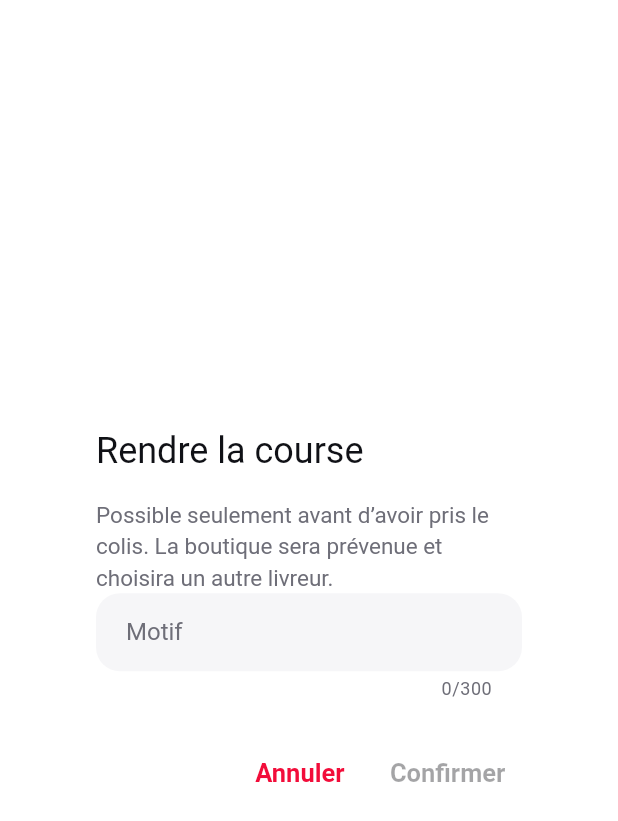
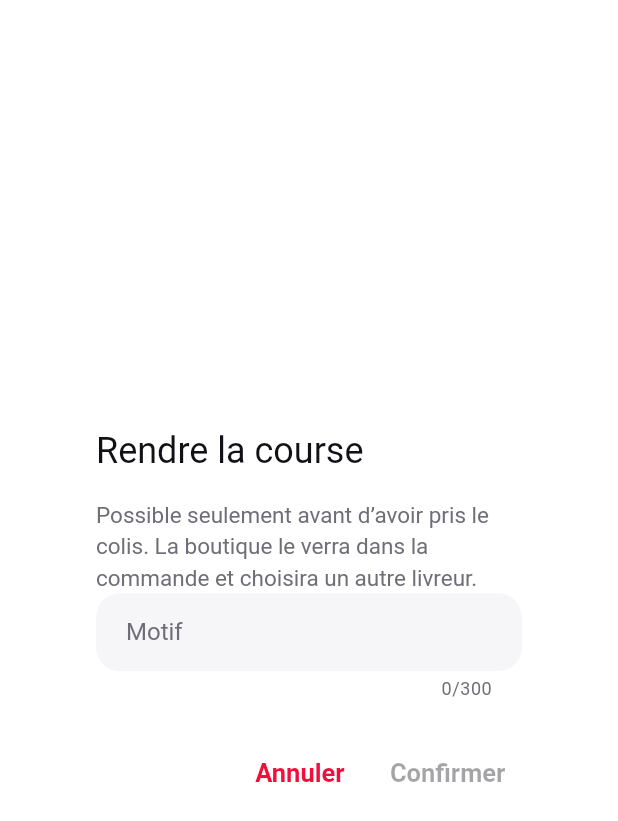
Before and after one commit to djannigraphi-prog/Bim, a Flutter app: the ReleaseDialog widget shown alone on an empty page, opened directly, on a phone screen of 412 x 824 dp. Shown: the top 821 px of the screen. Run offline on Flutter 3.47's test engine with Material 3 defaults, Android fonts, the phone set to English and light mode, and no system bars; our stand-ins replace dio, flutter_local_notifications, flutter_riverpod, flutter_secure_storage, flutter_svg, go_router and 2 more; accounts and stored records are empty; network calls fail.

Commit message:
Lot 7 : virgules finales exigées par l'analyse Flutter ; texte du désistement précisé
Co-Authored-By: Claude Opus 5.5 <noreply@anthropic.com>
Claude-Session: https://claude.ai/code/session_016WKuFxRDNC81FbMRt6sjMz

```diff
--- a/apps/mobile/lib/features/courier/presentation/courier_courses.dart
+++ b/apps/mobile/lib/features/courier/presentation/courier_courses.dart
@@ -244,7 +244,7 @@ class _CourseScreenState extends ConsumerState<CourseScreen> {
               const BimBackButton(),
               const SizedBox(height: BimSpacing.md),
               Text('Course rendue à la boutique. Elle va choisir un autre livreur.', key: const ValueKey('course-released'), style: theme.textTheme.titleMedium),
-            ]),
+            ],),
           ),
         ),
       );
@@ -358,9 +358,9 @@ class _ReleaseDialogState extends State<ReleaseDialog> {
     return AlertDialog(
       title: const Text('Rendre la course'),
       content: Column(mainAxisSize: MainAxisSize.min, crossAxisAlignment: CrossAxisAlignment.start, children: [
-        const Text('Possible seulement avant d’avoir pris le colis. La boutique sera prévenue et choisira un autre livreur.'),
+        const Text('Possible seulement avant d’avoir pris le colis. La boutique le verra dans la commande et choisira un autre livreur.'),
         TextField(key: const ValueKey('release-reason'), controller: _reason, maxLength: 300, decoration: const InputDecoration(labelText: 'Motif'), onChanged: (_) => setState(() {})),
-      ]),
+      ],),
       actions: [
         TextButton(onPressed: () => Navigator.pop(context), child: const Text('Annuler')),
         TextButton(key: const ValueKey('release-send'), onPressed: ok ? () => Navigator.pop(context, _reason.text.trim()) : null, child: const Text('Confirmer')),
```
